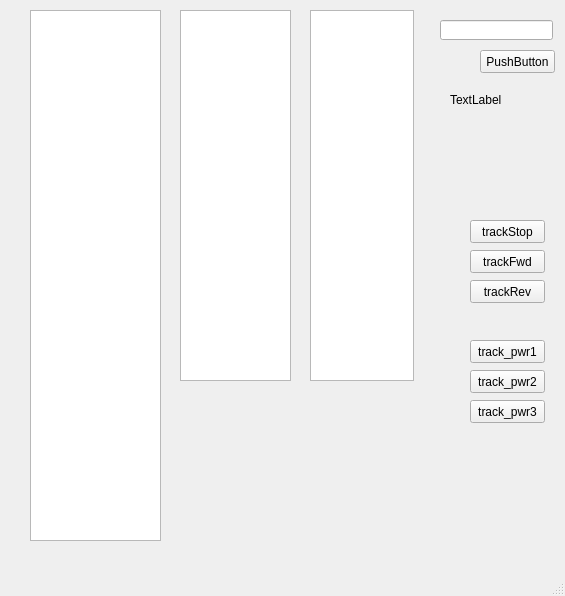
AndreyShi/udp_test, file mainwindow.ui: the form before one commit.
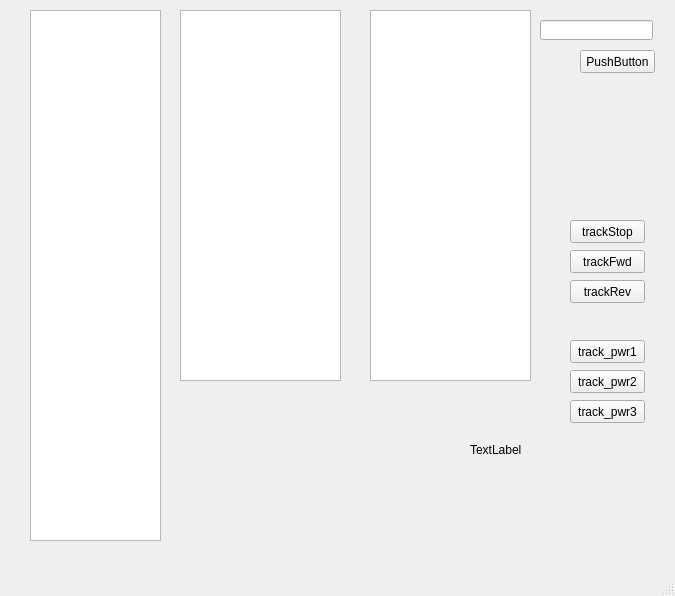
The form after the commit.

```diff
--- a/mainwindow.ui
+++ b/mainwindow.ui
@@ -6,7 +6,7 @@
    <rect>
     <x>0</x>
     <y>0</y>
-    <width>565</width>
+    <width>675</width>
     <height>596</height>
    </rect>
   </property>
@@ -17,7 +17,7 @@
    <widget class="QLineEdit" name="lineEdit">
     <property name="geometry">
      <rect>
-      <x>440</x>
+      <x>540</x>
       <y>20</y>
       <width>113</width>
       <height>20</height>
@@ -27,7 +27,7 @@
    <widget class="QPushButton" name="pushButton">
     <property name="geometry">
      <rect>
-      <x>480</x>
+      <x>580</x>
       <y>50</y>
       <width>75</width>
       <height>23</height>
@@ -40,9 +40,9 @@
    <widget class="QLabel" name="label">
     <property name="geometry">
      <rect>
-      <x>450</x>
-      <y>90</y>
-      <width>101</width>
+      <x>470</x>
+      <y>440</y>
+      <width>171</width>
       <height>20</height>
      </rect>
     </property>
@@ -53,7 +53,7 @@
    <widget class="QPushButton" name="pushButton_trackStop">
     <property name="geometry">
      <rect>
-      <x>470</x>
+      <x>570</x>
       <y>220</y>
       <width>75</width>
       <height>23</height>
@@ -66,7 +66,7 @@
    <widget class="QPushButton" name="pushButton_trackFwd">
     <property name="geometry">
      <rect>
-      <x>470</x>
+      <x>570</x>
       <y>250</y>
       <width>75</width>
       <height>23</height>
@@ -79,7 +79,7 @@
    <widget class="QPushButton" name="pushButton_trackRev">
     <property name="geometry">
      <rect>
-      <x>470</x>
+      <x>570</x>
       <y>280</y>
       <width>75</width>
       <height>23</height>
@@ -102,7 +102,7 @@
    <widget class="QPushButton" name="pb_track_pwr1">
     <property name="geometry">
      <rect>
-      <x>470</x>
+      <x>570</x>
       <y>340</y>
       <width>75</width>
       <height>23</height>
@@ -115,7 +115,7 @@
    <widget class="QPushButton" name="pb_track_pwr2">
     <property name="geometry">
      <rect>
-      <x>470</x>
+      <x>570</x>
       <y>370</y>
       <width>75</width>
       <height>23</height>
@@ -128,7 +128,7 @@
    <widget class="QPushButton" name="pb_track_pwr3">
     <property name="geometry">
      <rect>
-      <x>470</x>
+      <x>570</x>
       <y>400</y>
       <width>75</width>
       <height>23</height>
@@ -143,7 +143,7 @@
      <rect>
       <x>180</x>
       <y>10</y>
-      <width>111</width>
+      <width>161</width>
       <height>371</height>
      </rect>
     </property>
@@ -151,9 +151,9 @@
    <widget class="QTextEdit" name="textEdit_600">
     <property name="geometry">
      <rect>
-      <x>310</x>
+      <x>370</x>
       <y>10</y>
-      <width>104</width>
+      <width>161</width>
       <height>371</height>
      </rect>
     </property>
```
Left out of the diff: 2 changed lines with no effect on the pictures.
